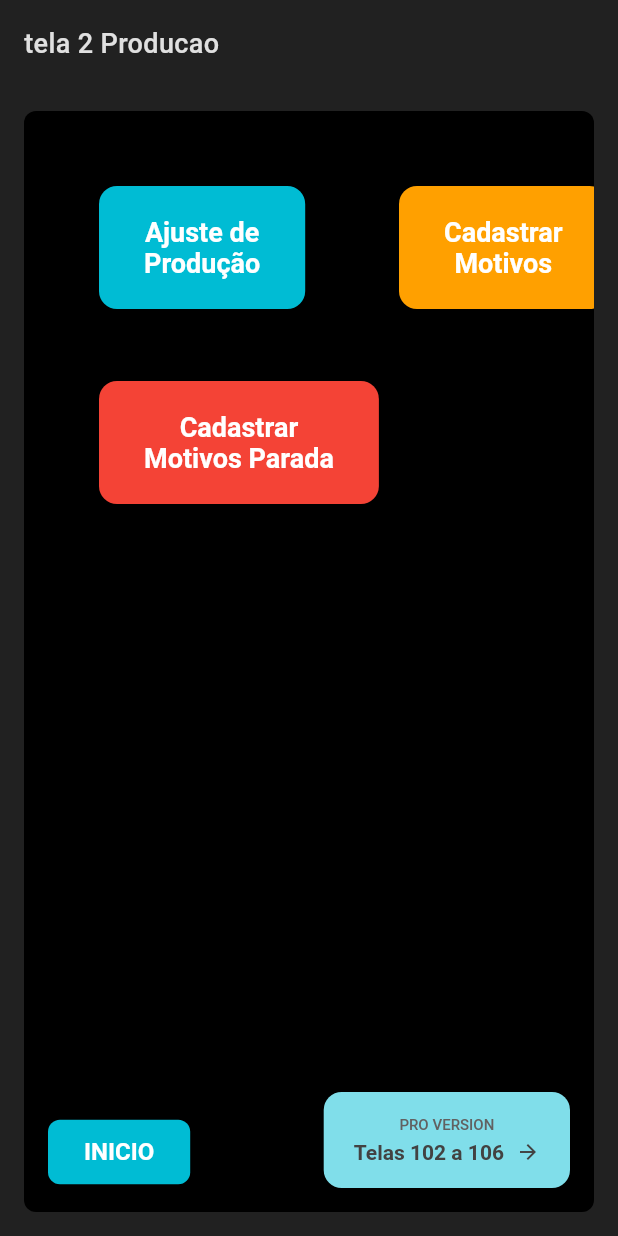
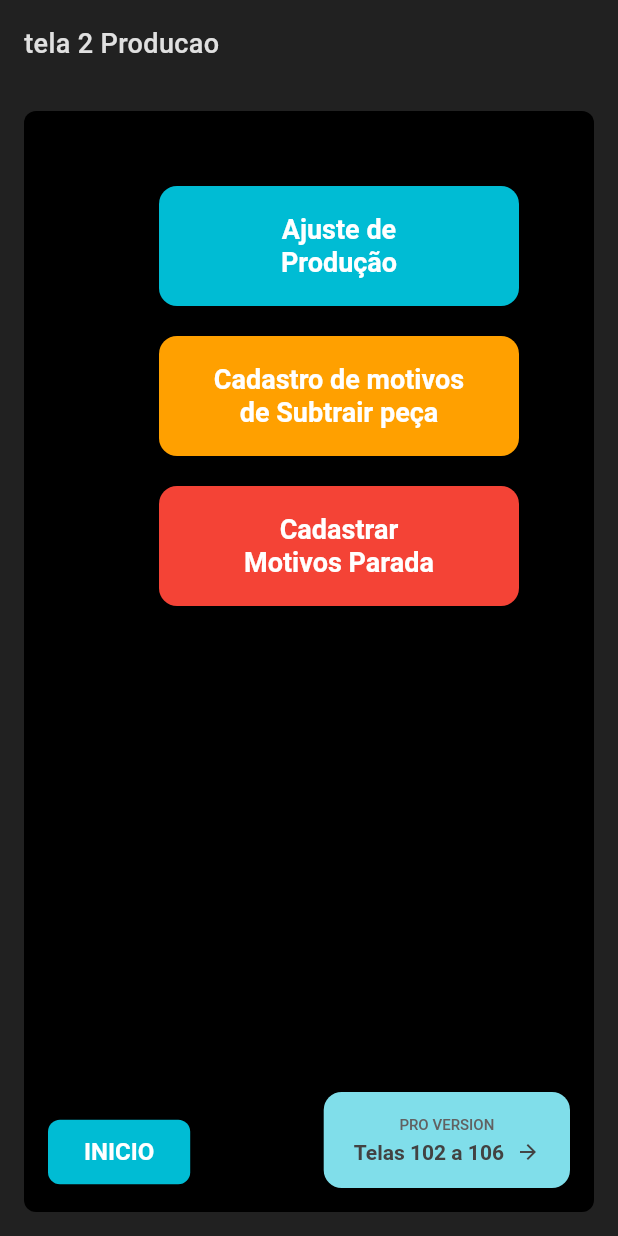
Before and after one commit to ricardodlima/meu_app_flutter, a Flutter app: the Tela2Producao screen opened by its route, on a phone screen of 412 x 824 dp. Run offline on Flutter 3.47's test engine with Material 3 defaults, Android fonts, the light colour scheme and no system bars; our stand-ins replace cloud_firestore, firebase_core, mask_text_input_formatter, shared_preferences; accounts and stored records are empty.

Commit message:
botoes seguda tela alinhado

```diff
--- a/meu_app_flutter/lib/main.dart
+++ b/meu_app_flutter/lib/main.dart
@@ -8,7 +8,7 @@ import 'screens/tela_de_producao.dart';
 import 'screens/configuracoes_screen.dart';
 import 'screens/config_ethernet_screen.dart';
 import 'screens/ajuste_producao.dart';
-import 'screens/tela_4_motivo.dart';
+import 'screens/tela_4_motiv_Subtrair.dart';
 // Import da nova tela de motivos de parada
 import 'screens/tela_5_Motiv_PARADA.dart';
 
--- a/meu_app_flutter/lib/screens/tela_2_producao.dart
+++ b/meu_app_flutter/lib/screens/tela_2_producao.dart
@@ -30,102 +30,63 @@ class Tela2Producao extends StatelessWidget {
             Expanded(
               child: Container(
                 margin: const EdgeInsets.all(16.0),
+                padding: const EdgeInsets.all(16.0), // Padding interno para os botões
                 decoration: BoxDecoration(
                   color: Colors.black,
                   borderRadius: BorderRadius.circular(8),
                 ),
                 child: Stack(
                   children: [
-                    // Botão "Ajuste de Produção"
-                    Positioned(
-                      top: 50,
-                      left: 50,
-                      child: ElevatedButton(
+                    // Coluna de botões alinhada à direita
+                    Align(
+                      alignment: Alignment.topRight,
+                      child: Padding(
+                        padding: const EdgeInsets.only(top: 34.0, right: 34.0), // Espaçamento da borda
+                        child: Column(
+                          mainAxisSize: MainAxisSize.min, // A coluna ocupa apenas o espaço necessário
+                          crossAxisAlignment: CrossAxisAlignment.end, // Alinha os botões à direita
+                          children: [
+                            _buildMenuButton(
+                              context: context,
+                              label: 'Ajuste de\nProdução',
                               onPressed: () {
                                 Navigator.pushReplacementNamed(context, '/ajuste_producao');
                               },
-                        style: ElevatedButton.styleFrom(
                               backgroundColor: const Color(0xFF00BCD4), // Azul vibrante
-                          foregroundColor: Colors.white,
-                          padding: const EdgeInsets.symmetric(horizontal: 30, vertical: 20),
-                          shape: RoundedRectangleBorder(
-                            borderRadius: BorderRadius.circular(12),
                             ),
-                        ),
-                        child: const Text(
-                          'Ajuste de\nProdução',
-                          textAlign: TextAlign.center,
-                          style: TextStyle(
-                            fontSize: 18,
-                            fontWeight: FontWeight.bold,
-                          ),
-                        ),
-                      ),
-                    ),
-                    // Botão "Cadastrar Motivos"
-                    Positioned(
-                      top: 50,
-                      left: 250,
-                      child: ElevatedButton(
+                            const SizedBox(height: 20),
+                            _buildMenuButton(
+                              context: context,
+                              label: 'Cadastro de motivos\nde Subtrair peça', // TEXTO ALTERADO
                               onPressed: () {
                                 Navigator.pushReplacementNamed(context, '/tela4');
                               },
-                        style: ElevatedButton.styleFrom(
                               backgroundColor: const Color(0xFFFFA000), // Laranja
-                          foregroundColor: Colors.white,
-                          padding: const EdgeInsets.symmetric(horizontal: 30, vertical: 20),
-                          shape: RoundedRectangleBorder(
-                            borderRadius: BorderRadius.circular(12),
                             ),
-                        ),
-                        child: const Text(
-                          'Cadastrar\nMotivos',
-                          textAlign: TextAlign.center,
-                          style: TextStyle(
-                            fontSize: 18,
-                            fontWeight: FontWeight.bold,
-                          ),
-                        ),
-                      ),
-                    ),
-                    // NOVO BOTÃO: Para a tela de cadastro de motivos de parada
-                    Positioned(
-                      top: 180,
-                      left: 50,
-                      child: ElevatedButton(
+                            const SizedBox(height: 20),
+                            _buildMenuButton(
+                              context: context,
+                              label: 'Cadastrar\nMotivos Parada',
                               onPressed: () {
                                 Navigator.pushReplacementNamed(context, '/tela5');
                               },
-                        style: ElevatedButton.styleFrom(
                               backgroundColor: const Color(0xFFF44336), // Vermelho
-                          foregroundColor: Colors.white,
-                          padding: const EdgeInsets.symmetric(horizontal: 30, vertical: 20),
-                          shape: RoundedRectangleBorder(
-                            borderRadius: BorderRadius.circular(12),
                             ),
-                        ),
-                        child: const Text(
-                          'Cadastrar\nMotivos Parada',
-                          textAlign: TextAlign.center,
-                          style: TextStyle(
-                            fontSize: 18,
-                            fontWeight: FontWeight.bold,
-                          ),
+                          ],
                         ),
                       ),
                     ),
 
                     // Botão INICIO no canto inferior esquerdo
                     Positioned(
-                      bottom: 16,
-                      left: 16,
+                      bottom: 0,
+                      left: 0,
                       child: ElevatedButton(
                         onPressed: () {
-                          // Volta para a Tela 1
                           Navigator.pushReplacementNamed(context, '/tela1');
                         },
                         style: ElevatedButton.styleFrom(
-                          backgroundColor: const Color(0xFF00BCD4), // Azul vibrante
+                          backgroundColor: const Color(0xFF00BCD4),
                           foregroundColor: Colors.white,
                           padding: const EdgeInsets.symmetric(horizontal: 24, vertical: 12),
                           shape: RoundedRectangleBorder(
@@ -145,16 +106,15 @@ class Tela2Producao extends StatelessWidget {
 
                     // Botão Telas 102-106 no canto inferior direito
                     Positioned(
-                      bottom: 16,
-                      right: 16,
+                      bottom: 0,
+                      right: 0,
                       child: Container(
                         decoration: BoxDecoration(
-                          color: const Color(0xFF80DEEA), // Azul claro
+                          color: const Color(0xFF80DEEA),
                           borderRadius: BorderRadius.circular(12),
                         ),
                         child: ElevatedButton(
                           onPressed: () {
-                            // Navega para a primeira tela da sequência (102)
                             Navigator.pushReplacementNamed(context, '/producao');
                           },
                           style: ElevatedButton.styleFrom(
@@ -210,4 +170,37 @@ class Tela2Producao extends StatelessWidget {
       ),
     );
   }
+
+  // Widget auxiliar para criar os botões do menu com estilo padronizado
+  Widget _buildMenuButton({
+    required BuildContext context,
+    required String label,
+    required VoidCallback onPressed,
+    required Color backgroundColor,
+  }) {
+    return SizedBox(
+      width: 240, // Largura fixa para todos os botões
+      height: 80,  // Altura fixa para todos os botões
+      child: ElevatedButton(
+        onPressed: onPressed,
+        style: ElevatedButton.styleFrom(
+          backgroundColor: backgroundColor,
+          foregroundColor: Colors.white,
+          padding: const EdgeInsets.symmetric(horizontal: 20, vertical: 10),
+          shape: RoundedRectangleBorder(
+            borderRadius: BorderRadius.circular(12),
+          ),
+          textStyle: const TextStyle(
+            fontSize: 18,
+            fontWeight: FontWeight.bold,
+            height: 1.2, // Ajuste de altura da linha para o texto
+          ),
+        ),
+        child: Text(
+          label,
+          textAlign: TextAlign.center,
+        ),
+      ),
+    );
   }
+}
```
Also changed, not shown: figma_test_app/analysis_options.yaml (added, +28 -0 lines), figma_test_app/lib/main.dart (added, +122 -0 lines), figma_test_app/pubspec.yaml (added, +89 -0 lines), meu_app_flutter/lib/screens/ajuste_producao.dart (+9 -9 lines), figma_test_app/pubspec.lock (added), meu_app_flutter/lib/screens/tela_4_motiv_Subtrair.dart (renamed from meu_app_flutter/lib/screens/tela_4_motivo.dart), 125 other files. Lines whose indentation alone changed are shown as unchanged.
